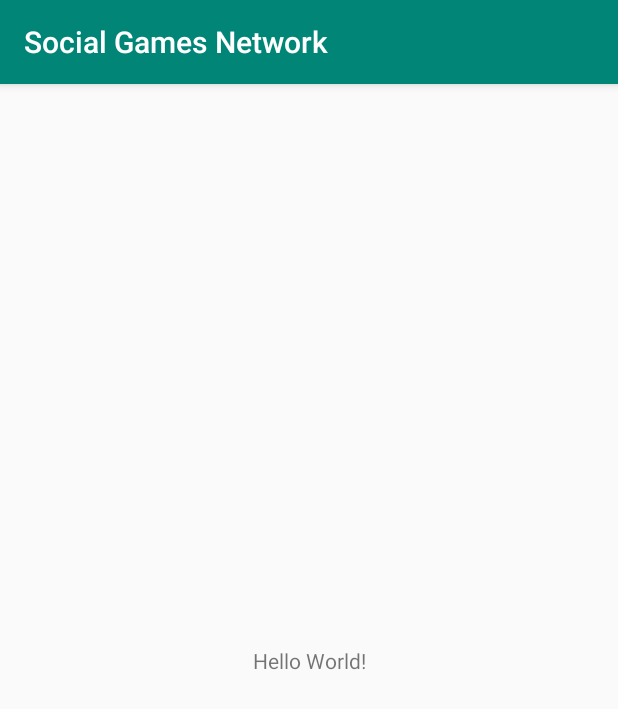
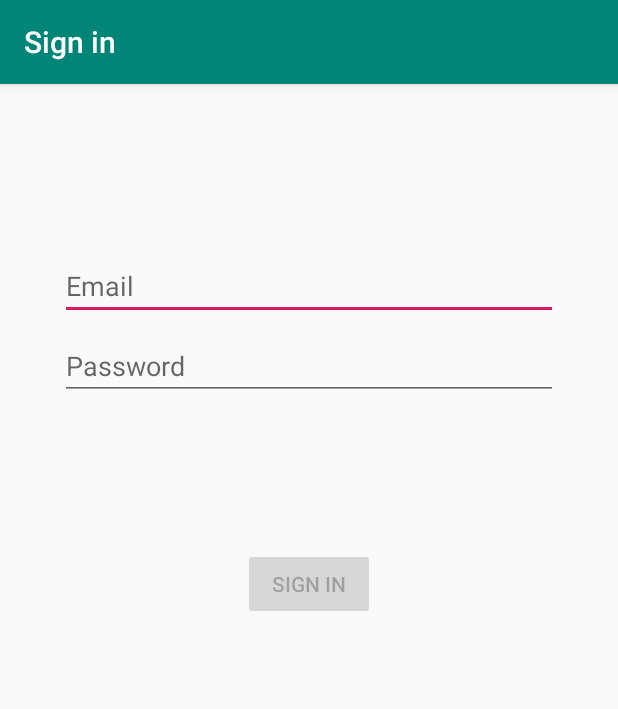
Before and after one commit to marvinulanday/Social_Games_Network, an Android app: the screen it shows after launch (MainActivity before the commit, LoginActivity after it), on a phone screen of 412 x 824 dp. Shown: the top 709 px of the screen. Run offline under Robolectric (Android 15) with nearby library versions, the light colour scheme and no system bars.

Commit message:
LoginActivity creado

```diff
--- a/app/build.gradle
+++ b/app/build.gradle
@@ -23,6 +23,9 @@ dependencies {
     implementation fileTree(dir: 'libs', include: ['*.jar'])
     implementation 'androidx.appcompat:appcompat:1.1.0'
     implementation 'androidx.constraintlayout:constraintlayout:1.1.3'
+    implementation 'com.google.android.material:material:1.0.0'
+    implementation 'androidx.annotation:annotation:1.0.2'
+    implementation 'androidx.lifecycle:lifecycle-extensions:2.0.0'
     testImplementation 'junit:junit:4.12'
     androidTestImplementation 'androidx.test:runner:1.2.0'
     androidTestImplementation 'androidx.test.espresso:espresso-core:3.2.0'
--- a/app/src/main/AndroidManifest.xml
+++ b/app/src/main/AndroidManifest.xml
@@ -9,6 +9,9 @@
         android:roundIcon="@mipmap/ic_launcher_round"
         android:supportsRtl="true"
         android:theme="@style/AppTheme">
+        <activity
+            android:name=".ui.login.LoginActivity"
+            android:label="@string/title_activity_login"></activity>
         <activity android:name=".MainActivity">
             <intent-filter>
                 <action android:name="android.intent.action.MAIN" />
--- a/app/src/main/java/com/stucom/socialgamesnetwork/MainActivity.java
+++ b/app/src/main/java/com/stucom/socialgamesnetwork/MainActivity.java
@@ -2,7 +2,10 @@ package com.stucom.socialgamesnetwork;
 
 import androidx.appcompat.app.AppCompatActivity;
 
+import android.content.Intent;
 import android.os.Bundle;
+
+import com.stucom.socialgamesnetwork.ui.login.LoginActivity;
 
 public class MainActivity extends AppCompatActivity {
 
@@ -10,5 +13,7 @@ public class MainActivity extends AppCompatActivity {
     protected void onCreate(Bundle savedInstanceState) {
         super.onCreate(savedInstanceState);
         setContentView(R.layout.activity_main);
+        Intent intent = new Intent(getApplicationContext(), LoginActivity.class);
+        startActivity(intent);
     }
 }
--- /dev/null
+++ b/app/src/main/java/com/stucom/socialgamesnetwork/data/LoginRepository.java
@@ -0,0 +1,54 @@
+package com.stucom.socialgamesnetwork.data;
+
+import com.stucom.socialgamesnetwork.data.model.LoggedInUser;
+
+/**
+ * Class that requests authentication and user information from the remote data source and
+ * maintains an in-memory cache of login status and user credentials information.
+ */
+public class LoginRepository {
+
+    private static volatile LoginRepository instance;
+
+    private LoginDataSource dataSource;
+
+    // If user credentials will be cached in local storage, it is recommended it be encrypted
+    // @see https://developer.android.com/training/articles/keystore
+    private LoggedInUser user = null;
+
+    // private constructor : singleton access
+    private LoginRepository(LoginDataSource dataSource) {
+        this.dataSource = dataSource;
+    }
+
+    public static LoginRepository getInstance(LoginDataSource dataSource) {
+        if (instance == null) {
+            instance = new LoginRepository(dataSource);
+        }
+        return instance;
+    }
+
+    public boolean isLoggedIn() {
+        return user != null;
+    }
+
+    public void logout() {
+        user = null;
+        dataSource.logout();
+    }
+
+    private void setLoggedInUser(LoggedInUser user) {
+        this.user = user;
+        // If user credentials will be cached in local storage, it is recommended it be encrypted
+        // @see https://developer.android.com/training/articles/keystore
+    }
+
+    public Result<LoggedInUser> login(String username, String password) {
+        // handle login
+        Result<LoggedInUser> result = dataSource.login(username, password);
+        if (result instanceof Result.Success) {
+            setLoggedInUser(((Result.Success<LoggedInUser>) result).getData());
+        }
+        return result;
+    }
+}
--- /dev/null
+++ b/app/src/main/java/com/stucom/socialgamesnetwork/ui/login/LoginActivity.java
@@ -0,0 +1,131 @@
+package com.stucom.socialgamesnetwork.ui.login;
+
+import android.app.Activity;
+
+import androidx.lifecycle.Observer;
+import androidx.lifecycle.ViewModelProviders;
+
+import android.os.Bundle;
+
+import androidx.annotation.Nullable;
+import androidx.annotation.StringRes;
+import androidx.appcompat.app.AppCompatActivity;
+
+import android.text.Editable;
+import android.text.TextWatcher;
+import android.view.KeyEvent;
+import android.view.View;
+import android.view.inputmethod.EditorInfo;
+import android.widget.Button;
+import android.widget.EditText;
+import android.widget.ProgressBar;
+import android.widget.TextView;
+import android.widget.Toast;
+
+import com.stucom.socialgamesnetwork.R;
+import com.stucom.socialgamesnetwork.ui.login.LoginViewModel;
+import com.stucom.socialgamesnetwork.ui.login.LoginViewModelFactory;
+
+public class LoginActivity extends AppCompatActivity {
+
+    private LoginViewModel loginViewModel;
+
+    @Override
+    public void onCreate(Bundle savedInstanceState) {
+        super.onCreate(savedInstanceState);
+        setContentView(R.layout.activity_login);
+        loginViewModel = ViewModelProviders.of(this, new LoginViewModelFactory())
+                .get(LoginViewModel.class);
+
+        final EditText usernameEditText = findViewById(R.id.username);
+        final EditText passwordEditText = findViewById(R.id.password);
+        final Button loginButton = findViewById(R.id.login);
+        final ProgressBar loadingProgressBar = findViewById(R.id.loading);
+
+        loginViewModel.getLoginFormState().observe(this, new Observer<LoginFormState>() {
+            @Override
+            public void onChanged(@Nullable LoginFormState loginFormState) {
+                if (loginFormState == null) {
+                    return;
+                }
+                loginButton.setEnabled(loginFormState.isDataValid());
+                if (loginFormState.getUsernameError() != null) {
+                    usernameEditText.setError(getString(loginFormState.getUsernameError()));
+                }
+                if (loginFormState.getPasswordError() != null) {
+                    passwordEditText.setError(getString(loginFormState.getPasswordError()));
+                }
+            }
+        });
+
+        loginViewModel.getLoginResult().observe(this, new Observer<LoginResult>() {
+            @Override
+            public void onChanged(@Nullable LoginResult loginResult) {
+                if (loginResult == null) {
+                    return;
+                }
+                loadingProgressBar.setVisibility(View.GONE);
+                if (loginResult.getError() != null) {
+                    showLoginFailed(loginResult.getError());
+                }
+                if (loginResult.getSuccess() != null) {
+                    updateUiWithUser(loginResult.getSuccess());
+                }
+                setResult(Activity.RESULT_OK);
+
+                //Complete and destroy login activity once successful
+                finish();
+            }
+        });
+
+        TextWatcher afterTextChangedListener = new TextWatcher() {
+            @Override
+            public void beforeTextChanged(CharSequence s, int start, int count, int after) {
+                // ignore
+            }
+
+            @Override
+            public void onTextChanged(CharSequence s, int start, int before, int count) {
+                // ignore
+            }
+
+            @Override
+            public void afterTextChanged(Editable s) {
+                loginViewModel.loginDataChanged(usernameEditText.getText().toString(),
+                        passwordEditText.getText().toString());
+            }
+        };
+        usernameEditText.addTextChangedListener(afterTextChangedListener);
+        passwordEditText.addTextChangedListener(afterTextChangedListener);
+        passwordEditText.setOnEditorActionListener(new TextView.OnEditorActionListener() {
+
+            @Override
+            public boolean onEditorAction(TextView v, int actionId, KeyEvent event) {
+                if (actionId == EditorInfo.IME_ACTION_DONE) {
+                    loginViewModel.login(usernameEditText.getText().toString(),
+                            passwordEditText.getText().toString());
+                }
+                return false;
+            }
+        });
+
+        loginButton.setOnClickListener(new View.OnClickListener() {
+            @Override
+            public void onClick(View v) {
+                loadingProgressBar.setVisibility(View.VISIBLE);
+                loginViewModel.login(usernameEditText.getText().toString(),
+                        passwordEditText.getText().toString());
+            }
+        });
+    }
+
+    private void updateUiWithUser(LoggedInUserView model) {
+        String welcome = getString(R.string.welcome) + model.getDisplayName();
+        // TODO : initiate successful logged in experience
+        Toast.makeText(getApplicationContext(), welcome, Toast.LENGTH_LONG).show();
+    }
+
+    private void showLoginFailed(@StringRes Integer errorString) {
+        Toast.makeText(getApplicationContext(), errorString, Toast.LENGTH_SHORT).show();
+    }
+}
--- /dev/null
+++ b/app/src/main/java/com/stucom/socialgamesnetwork/ui/login/LoginViewModel.java
@@ -0,0 +1,70 @@
+package com.stucom.socialgamesnetwork.ui.login;
+
+import androidx.lifecycle.LiveData;
+import androidx.lifecycle.MutableLiveData;
+import androidx.lifecycle.ViewModel;
+
+import android.util.Patterns;
+
+import com.stucom.socialgamesnetwork.data.LoginRepository;
+import com.stucom.socialgamesnetwork.data.Result;
+import com.stucom.socialgamesnetwork.data.model.LoggedInUser;
+import com.stucom.socialgamesnetwork.R;
+
+public class LoginViewModel extends ViewModel {
+
+    private MutableLiveData<LoginFormState> loginFormState = new MutableLiveData<>();
+    private MutableLiveData<LoginResult> loginResult = new MutableLiveData<>();
+    private LoginRepository loginRepository;
+
+    LoginViewModel(LoginRepository loginRepository) {
+        this.loginRepository = loginRepository;
+    }
+
+    LiveData<LoginFormState> getLoginFormState() {
+        return loginFormState;
+    }
+
+    LiveData<LoginResult> getLoginResult() {
+        return loginResult;
+    }
+
+    public void login(String username, String password) {
+        // can be launched in a separate asynchronous job
+        Result<LoggedInUser> result = loginRepository.login(username, password);
+
+        if (result instanceof Result.Success) {
+            LoggedInUser data = ((Result.Success<LoggedInUser>) result).getData();
+            loginResult.setValue(new LoginResult(new LoggedInUserView(data.getDisplayName())));
+        } else {
+            loginResult.setValue(new LoginResult(R.string.login_failed));
+        }
+    }
+
+    public void loginDataChanged(String username, String password) {
+        if (!isUserNameValid(username)) {
+            loginFormState.setValue(new LoginFormState(R.string.invalid_email, null));
+        } else if (!isPasswordValid(password)) {
+            loginFormState.setValue(new LoginFormState(null, R.string.invalid_password));
+        } else {
+            loginFormState.setValue(new LoginFormState(true));
+        }
+    }
+
+    // A placeholder username validation check
+    private boolean isUserNameValid(String username) {
+        if (username == null) {
+            return false;
+        }
+        if (username.contains("@")) {
+            return Patterns.EMAIL_ADDRESS.matcher(username).matches();
+        } else {
+            return false;
+        }
+    }
+
+    // A placeholder password validation check
+    private boolean isPasswordValid(String password) {
+        return password != null && password.trim().length() > 5;
+    }
+}
--- /dev/null
+++ b/app/src/main/java/com/stucom/socialgamesnetwork/ui/login/LoginViewModelFactory.java
@@ -0,0 +1,26 @@
+package com.stucom.socialgamesnetwork.ui.login;
+
+import androidx.lifecycle.ViewModel;
+import androidx.lifecycle.ViewModelProvider;
+import androidx.annotation.NonNull;
+
+import com.stucom.socialgamesnetwork.data.LoginDataSource;
+import com.stucom.socialgamesnetwork.data.LoginRepository;
+
+/**
+ * ViewModel provider factory to instantiate LoginViewModel.
+ * Required given LoginViewModel has a non-empty constructor
+ */
+public class LoginViewModelFactory implements ViewModelProvider.Factory {
+
+    @NonNull
+    @Override
+    @SuppressWarnings("unchecked")
+    public <T extends ViewModel> T create(@NonNull Class<T> modelClass) {
+        if (modelClass.isAssignableFrom(LoginViewModel.class)) {
+            return (T) new LoginViewModel(LoginRepository.getInstance(new LoginDataSource()));
+        } else {
+            throw new IllegalArgumentException("Unknown ViewModel class");
+        }
+    }
+}
--- /dev/null
+++ b/app/src/main/res/layout/activity_login.xml
@@ -0,0 +1,78 @@
+<?xml version="1.0" encoding="utf-8"?>
+<androidx.constraintlayout.widget.ConstraintLayout xmlns:android="http://schemas.android.com/apk/res/android"
+    xmlns:app="http://schemas.android.com/apk/res-auto"
+    xmlns:tools="http://schemas.android.com/tools"
+    android:id="@+id/container"
+    android:layout_width="match_parent"
+    android:layout_height="match_parent"
+    android:paddingLeft="@dimen/activity_horizontal_margin"
+    android:paddingTop="@dimen/activity_vertical_margin"
+    android:paddingRight="@dimen/activity_horizontal_margin"
+    android:paddingBottom="@dimen/activity_vertical_margin"
+    tools:context=".ui.login.LoginActivity">
+
+    <EditText
+        android:id="@+id/username"
+        android:layout_width="0dp"
+        android:layout_height="wrap_content"
+        android:layout_marginStart="24dp"
+        android:layout_marginTop="96dp"
+        android:layout_marginEnd="24dp"
+
+        android:hint="@string/prompt_email"
+        android:inputType="textEmailAddress"
+        android:selectAllOnFocus="true"
+        app:layout_constraintEnd_toEndOf="parent"
+        app:layout_constraintStart_toStartOf="parent"
+        app:layout_constraintTop_toTopOf="parent" />
+
+    <EditText
+        android:id="@+id/password"
+        android:layout_width="0dp"
+        android:layout_height="wrap_content"
+        android:layout_marginStart="24dp"
+        android:layout_marginTop="8dp"
+        android:layout_marginEnd="24dp"
+
+        android:hint="@string/prompt_password"
+        android:imeActionLabel="@string/action_sign_in"
+        android:imeOptions="actionDone"
+        android:inputType="textPassword"
+        android:selectAllOnFocus="true"
+        app:layout_constraintEnd_toEndOf="parent"
+        app:layout_constraintStart_toStartOf="parent"
+        app:layout_constraintTop_toBottomOf="@+id/username" />
+
+    <Button
+        android:id="@+id/login"
+        android:layout_width="wrap_content"
+        android:layout_height="wrap_content"
+        android:layout_gravity="start"
+        android:layout_marginStart="48dp"
+        android:layout_marginTop="16dp"
+        android:layout_marginEnd="48dp"
+        android:layout_marginBottom="64dp"
+        android:enabled="false"
+        android:text="@string/action_sign_in"
+        app:layout_constraintBottom_toBottomOf="parent"
+        app:layout_constraintEnd_toEndOf="parent"
+        app:layout_constraintStart_toStartOf="parent"
+        app:layout_constraintTop_toBottomOf="@+id/password"
+        app:layout_constraintVertical_bias="0.2" />
+
+    <ProgressBar
+        android:id="@+id/loading"
+        android:layout_width="wrap_content"
+        android:layout_height="wrap_content"
+        android:layout_gravity="center"
+        android:layout_marginStart="32dp"
+        android:layout_marginTop="64dp"
+        android:layout_marginEnd="32dp"
+        android:layout_marginBottom="64dp"
+        android:visibility="gone"
+        app:layout_constraintBottom_toBottomOf="parent"
+        app:layout_constraintEnd_toEndOf="@+id/password"
+        app:layout_constraintStart_toStartOf="@+id/password"
+        app:layout_constraintTop_toTopOf="parent"
+        app:layout_constraintVertical_bias="0.3" />
+</androidx.constraintlayout.widget.ConstraintLayout>
--- /dev/null
+++ b/app/src/main/res/values/dimens.xml
@@ -0,0 +1,5 @@
+<resources>
+    <!-- Default screen margins, per the Android Design guidelines. -->
+    <dimen name="activity_horizontal_margin">16dp</dimen>
+    <dimen name="activity_vertical_margin">16dp</dimen>
+</resources>
--- a/app/src/main/res/values/strings.xml
+++ b/app/src/main/res/values/strings.xml
@@ -1,3 +1,11 @@
 <resources>
     <string name="app_name">Social Games Network</string>
+    <string name="title_activity_login">Sign in</string>
+    <string name="prompt_email">Email</string>
+    <string name="prompt_password">Password</string>
+    <string name="action_sign_in">Sign in</string>
+    <string name="welcome">"Welcome !"</string>
+    <string name="invalid_email">Not a valid email</string>
+    <string name="invalid_password">Password must be >5 characters</string>
+    <string name="login_failed">"Login failed"</string>
 </resources>
--- a/build.gradle
+++ b/build.gradle
@@ -7,7 +7,7 @@ buildscript {
 
     }
     dependencies {
-        classpath 'com.android.tools.build:gradle:3.5.0'
+        classpath 'com.android.tools.build:gradle:3.5.3'
 
         // NOTE: Do not place your application dependencies here; they belong
         // in the individual module build.gradle files
```
Also changed, not shown: app/src/main/java/com/stucom/socialgamesnetwork/data/LoginDataSource.java (added, +29 -0 lines), app/src/main/java/com/stucom/socialgamesnetwork/data/Result.java (added, +48 -0 lines), app/src/main/java/com/stucom/socialgamesnetwork/data/model/LoggedInUser.java (added, +23 -0 lines), app/src/main/java/com/stucom/socialgamesnetwork/ui/login/LoggedInUserView.java (added, +17 -0 lines), app/src/main/java/com/stucom/socialgamesnetwork/ui/login/LoginFormState.java (added, +40 -0 lines), app/src/main/java/com/stucom/socialgamesnetwork/ui/login/LoginResult.java (added, +31 -0 lines), 1 other file.
